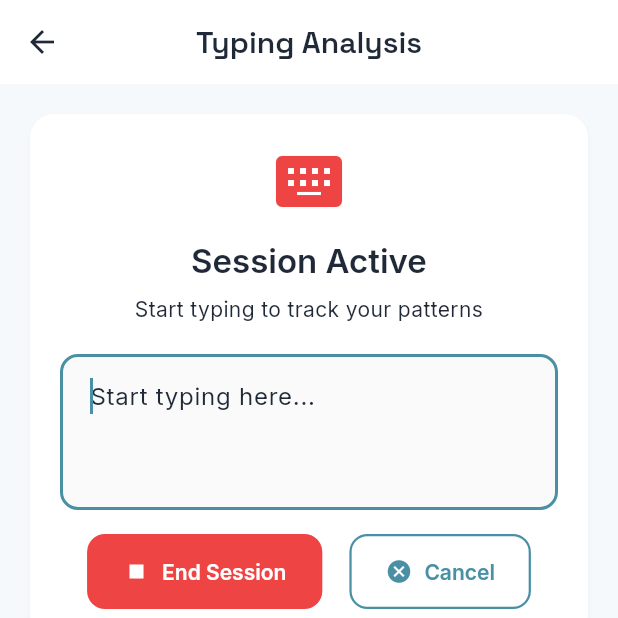
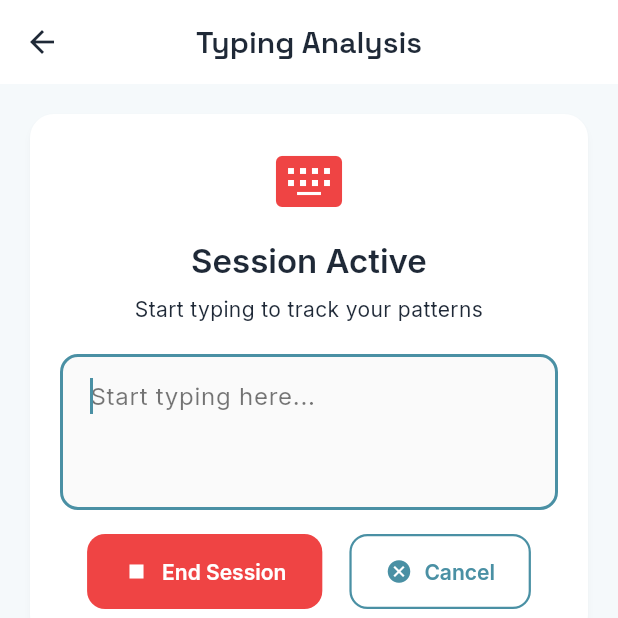
Before and after one commit to dexterhere04/Stress_Analyser_app, a Flutter app: the TypingScreen screen opened directly, after a tap on "Start Session", on a phone screen of 412 x 824 dp, the top half of it. Run offline on Flutter 3.47's test engine with Material 3 defaults, Android fonts, the phone set to English and light mode, and no system bars; our stand-ins replace drift, equatable, fl_chart, flutter_riverpod, google_fonts; missing offline and left inert: ml_sentiment_simple; accounts and stored records are empty; generated files the repository leaves out were written again.

Commit message:
ui: Set typing input text color to black explicitly

```diff
--- a/lib/presentation/views/screens/typing_screen.dart
+++ b/lib/presentation/views/screens/typing_screen.dart
@@ -133,7 +133,9 @@ class _TypingScreenState extends ConsumerState<TypingScreen> {
         border: OutlineInputBorder(borderRadius: BorderRadius.circular(12)),
         filled: true,
         fillColor: Colors.grey.shade50,
+        hintStyle: const TextStyle(color: Colors.black54),
       ),
+      style: const TextStyle(color: Colors.black),
     );
   }
 
```
